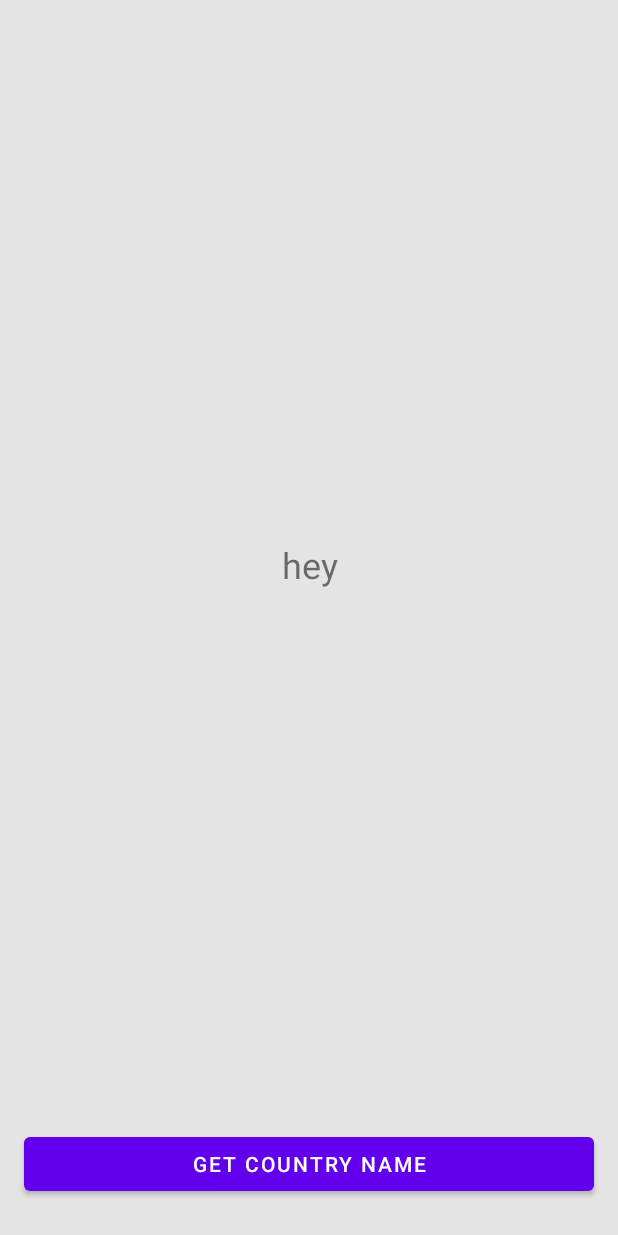
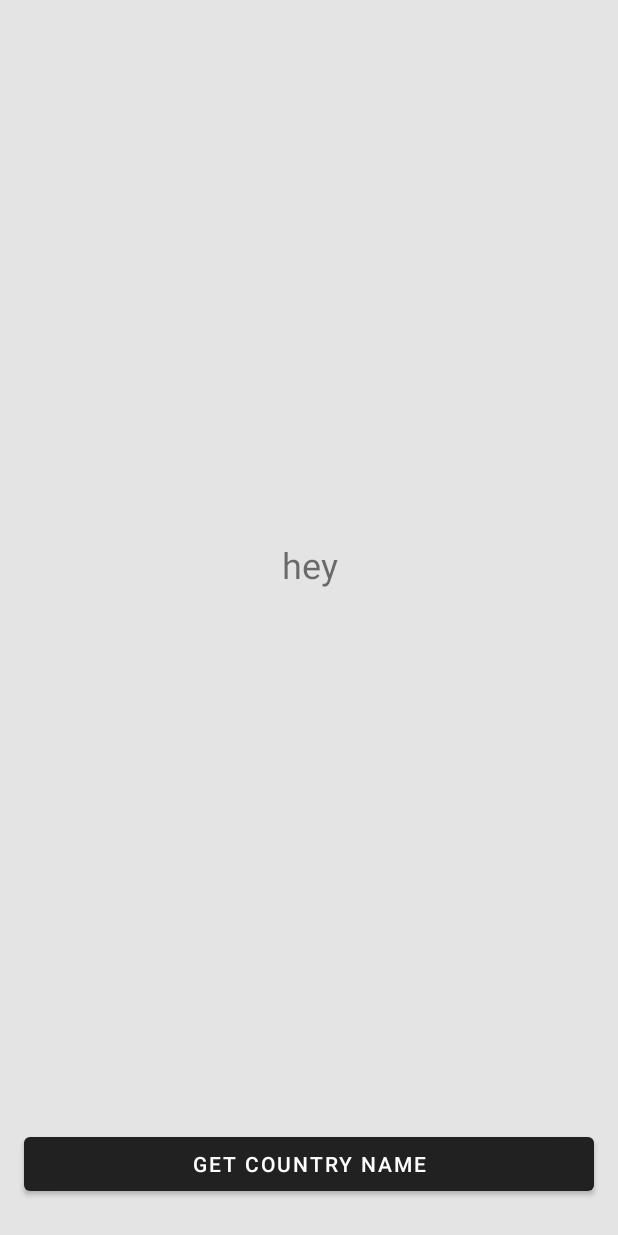
Before and after one commit to Nugwxa/Troftey, an Android app: the MainActivity screen opened directly, with no data from a screen before it, on a phone screen of 412 x 824 dp. Run offline under Robolectric (Android 15) with nearby library versions, the phone set to English and light mode, and no system bars.

Commit message:
Home final design

```diff
--- a/app/src/main/res/values/colors.xml
+++ b/app/src/main/res/values/colors.xml
@@ -1,8 +1,8 @@
 <?xml version="1.0" encoding="utf-8"?>
 <resources>
-    <color name="purple_200">#FFBB86FC</color>
-    <color name="purple_500">#FF6200EE</color>
-    <color name="purple_700">#FF3700B3</color>
+    <color name="purple_200">#212121</color>
+    <color name="purple_500">#212121</color>
+    <color name="purple_700">#212121</color>
     <color name="teal_200">#FF03DAC5</color>
     <color name="teal_700">#FF018786</color>
     <color name="black">#FF000000</color>
--- a/app/src/main/res/values/strings.xml
+++ b/app/src/main/res/values/strings.xml
@@ -1,3 +1,4 @@
 <resources>
     <string name="app_name">Troftey</string>
+    <string name="home_info_text">Explore historical facts about your environment.</string>
 </resources>
```
Also changed, not shown: app/src/main/res/layout/activity_home.xml (+20 -4 lines), app/src/main/res/drawable-hdpi/nameplate_background.png (added), app/src/main/res/drawable-ldpi/nameplate_background.png (added), app/src/main/res/drawable-mdpi/nameplate_background.png (added), app/src/main/res/drawable-xhdpi/nameplate_background.png (added), app/src/main/res/drawable-xxhdpi/nameplate_background.png (added), app/src/main/res/drawable-xxxhdpi/nameplate_background.png (added).
